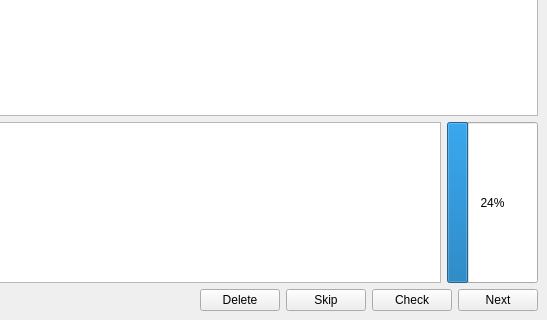
First picture: the form in src/qrammer/window_cramming.ui, repository alex-lt-kong/qrammer, before the edit; both pictures show x 501 to 1048 and y 464 to 784 of the 1048 by 784 pixel window.
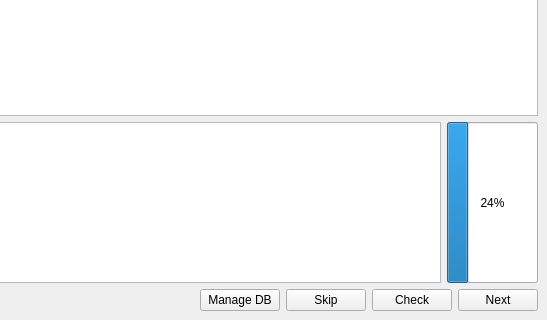
Second picture: the form after the edit. Icons and pictures are not drawn.

The edit to the form file:
```diff
--- a/src/qrammer/window_cramming.ui
+++ b/src/qrammer/window_cramming.ui
@@ -269,7 +269,7 @@
       <item>
        <widget class="QPushButton" name="pushButton_Delete">
         <property name="text">
-         <string>Delete</string>
+         <string>Manage DB</string>
         </property>
        </widget>
       </item>
```
Left out of the diff: 2 changed lines with no effect on the pictures.
